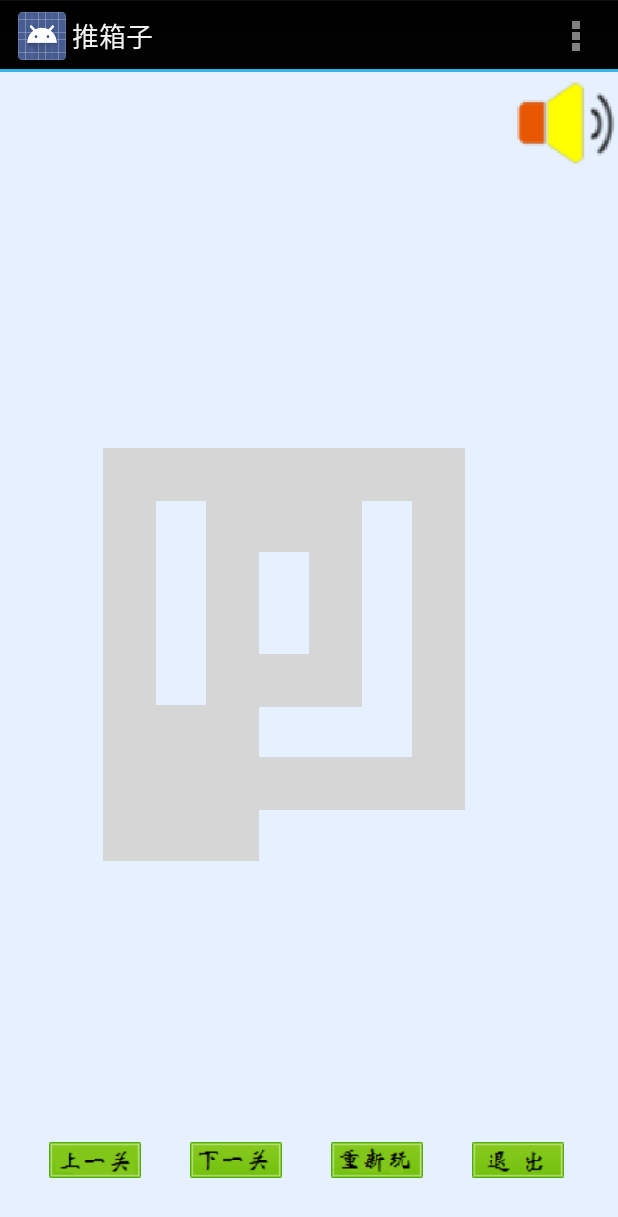
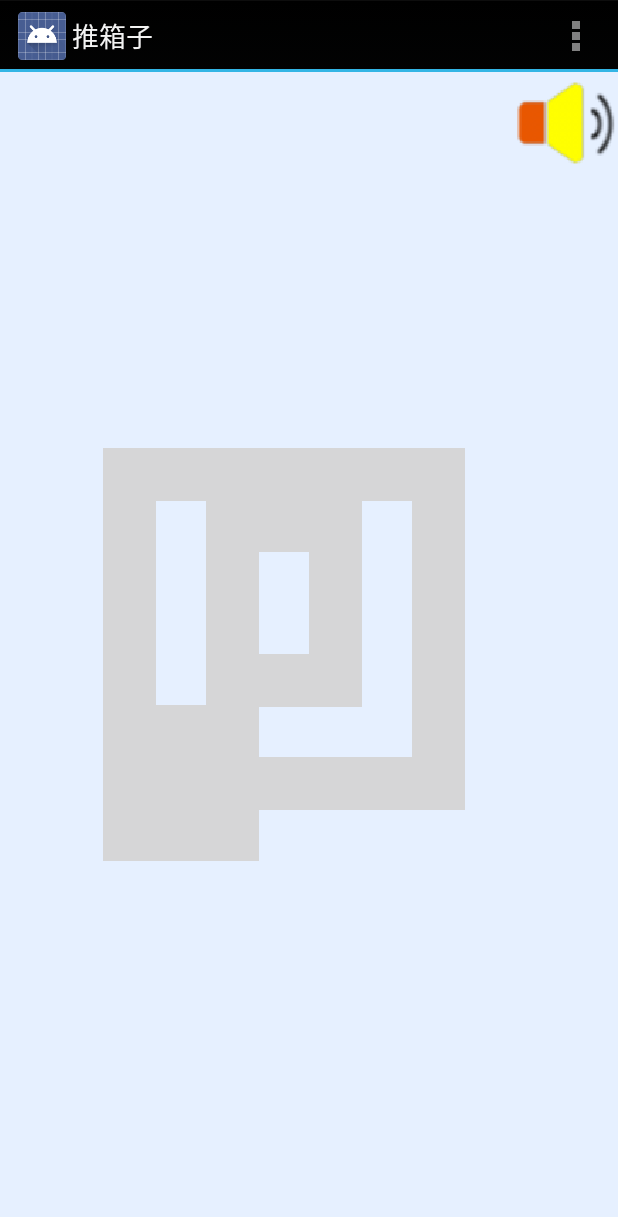
Before and after one commit to yeahatgithub/TuiXiangzi, an Android app: the GameActivity screen opened directly, with no data from a screen before it, on a phone screen of 412 x 824 dp. Shown: the top 1217 px of the screen. Run offline under Robolectric (Android 15) with nearby library versions, the phone set to English and light mode, and no system bars.

Commit message:
改动： 1. 去除了游戏界面上的图片按钮。计划用按钮控件来替换图片按钮的功能。

```diff
--- a/app/src/main/java/yescorp/com/tuixiangzi/GameBitmaps.java
+++ b/app/src/main/java/yescorp/com/tuixiangzi/GameBitmaps.java
@@ -15,10 +15,10 @@ public  class GameBitmaps {
     public static  Bitmap mDoneBitmap;
     public static  Bitmap mSoundOpenBitmap;
     public static  Bitmap mSoundCloseBitmap;
-    public static  Bitmap mBtnNextBitmap;
-    public static  Bitmap mBtnExitBitmap;
-    public static  Bitmap mBtnResetBitmap;
-    public static Bitmap mBtnPrevBitmap;
+//    public static  Bitmap mBtnNextBitmap;
+//    public static  Bitmap mBtnExitBitmap;
+//    public static  Bitmap mBtnResetBitmap;
+//    public static Bitmap mBtnPrevBitmap;
 
     public static void loadBitmaps(Resources res) {
         if (mBoxBitmap == null)
@@ -35,14 +35,14 @@ public  class GameBitmaps {
             mSoundOpenBitmap = BitmapFactory.decodeResource(res, R.drawable.laba_open_48x48);
         if (mSoundCloseBitmap == null)
             mSoundCloseBitmap = BitmapFactory.decodeResource(res, R.drawable.laba_close_48x48);
-        if (mBtnNextBitmap == null)
-            mBtnNextBitmap = BitmapFactory.decodeResource(res, R.drawable.btn_next_level);
-        if (mBtnResetBitmap == null)
-            mBtnResetBitmap = BitmapFactory.decodeResource(res, R.drawable.btn_reset);
-        if (mBtnExitBitmap == null)
-            mBtnExitBitmap = BitmapFactory.decodeResource(res, R.drawable.btn_exit);
-        if (mBtnPrevBitmap == null)
-            mBtnPrevBitmap = BitmapFactory.decodeResource(res, R.drawable.btn_prev_level);
+//        if (mBtnNextBitmap == null)
+//            mBtnNextBitmap = BitmapFactory.decodeResource(res, R.drawable.btn_next_level);
+//        if (mBtnResetBitmap == null)
+//            mBtnResetBitmap = BitmapFactory.decodeResource(res, R.drawable.btn_reset);
+//        if (mBtnExitBitmap == null)
+//            mBtnExitBitmap = BitmapFactory.decodeResource(res, R.drawable.btn_exit);
+//        if (mBtnPrevBitmap == null)
+//            mBtnPrevBitmap = BitmapFactory.decodeResource(res, R.drawable.btn_prev_level);
     }
 
     public static void releaseBitmaps(){
@@ -55,10 +55,10 @@ public  class GameBitmaps {
         releaseBmp(mSoundOpenBitmap);
         releaseBmp(mSoundCloseBitmap);
         //buttons
-        releaseBmp(mBtnPrevBitmap);
-        releaseBmp(mBtnExitBitmap);
-        releaseBmp(mBtnNextBitmap);
-        releaseBmp(mBtnResetBitmap);
+//        releaseBmp(mBtnPrevBitmap);
+//        releaseBmp(mBtnExitBitmap);
+//        releaseBmp(mBtnNextBitmap);
+//        releaseBmp(mBtnResetBitmap);
 
     }
 
--- a/app/src/main/java/yescorp/com/tuixiangzi/GameView.java
+++ b/app/src/main/java/yescorp/com/tuixiangzi/GameView.java
@@ -24,10 +24,10 @@ public class GameView extends View {
     private int mTopLeft_x = 0;
     private int mTopLeft_y = 0;
     private Rect mManRect = new Rect();          //搬运工所在的位置
-    private Rect mRectBtnNextLevel = new Rect();
-    private Rect mRectBtnReset = new Rect();
-    private Rect mRectBtnExit = new Rect();
-    private Rect mRectBtnPrvLevel = new Rect();
+//    private Rect mRectBtnNextLevel = new Rect();
+//    private Rect mRectBtnReset = new Rect();
+//    private Rect mRectBtnExit = new Rect();
+//    private Rect mRectBtnPrvLevel = new Rect();
     private Rect mRectSoundSwitch = new Rect();
 //    private boolean mSoundAllowed = true;
 
@@ -111,7 +111,7 @@ public class GameView extends View {
             drawDoneLabel(canvas);
         }
 
-        drawButtons(canvas);
+        //drawButtons(canvas);
     }
 
 
@@ -172,6 +172,7 @@ public class GameView extends View {
         canvas.drawBitmap(GameBitmaps.mDoneBitmap, null, label_rect, paint);
     }
 
+/*
     private void drawButtons(Canvas canvas) {
         final int BOTTOM_MARGIN = canvas.getHeight() / 20;  //离屏幕底端的距离
         final int LEFT_MARGIN = canvas.getWidth() * 2 / 5 / 5;  //分隔空间占2/5
@@ -194,6 +195,7 @@ public class GameView extends View {
         mRectBtnExit.set(button_4_x, button_y, button_4_x + BUTTON_WIDTH, button_y + Button_Height);
         canvas.drawBitmap(GameBitmaps.mBtnExitBitmap, null, mRectBtnExit, null);
     }
+*/
 
 
     @Override
@@ -226,11 +228,11 @@ public class GameView extends View {
         }
 
 
-        pressButton(touch_x, touch_y);
+        //pressButton(touch_x, touch_y);
 
         return true;
     }
-    private void pressButton(int touch_x, int touch_y) {
+/*    private void pressButton(int touch_x, int touch_y) {
         if (mRectBtnPrvLevel.contains(touch_x, touch_y))
             gotoPrvLevel();
 
@@ -249,7 +251,7 @@ public class GameView extends View {
             mGameActivity.startActivity(startMain);
             System.exit(0);
         }
-    }
+    }*/
 
 
     private boolean touch_blow_to_man(int touch_x, int touch_y) {
```
Also changed, not shown: app/src/main/res/drawable/btn_exit.png (deleted), app/src/main/res/drawable/btn_next_level.png (deleted), app/src/main/res/drawable/btn_prev_level.png (deleted), app/src/main/res/drawable/btn_reset.png (deleted).
